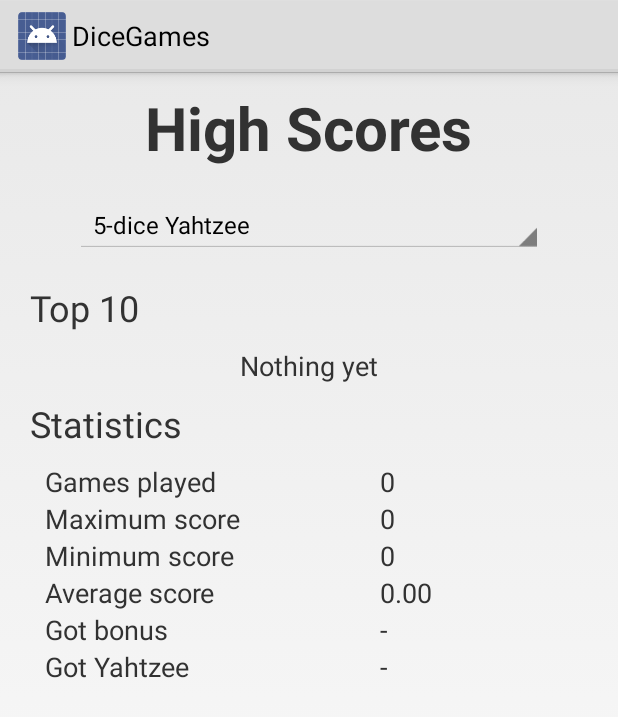
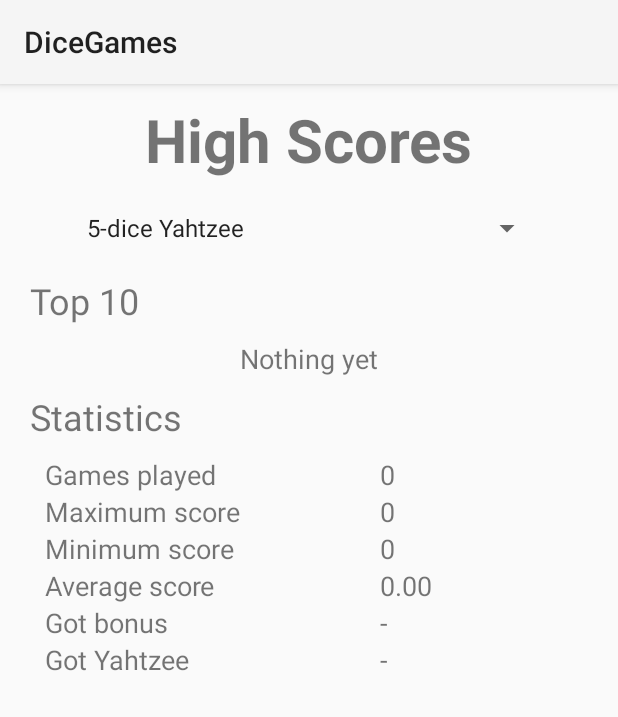
Before and after one commit to ZZy979/DiceGames-Android, an Android app: the screen it shows after launch (HighScoresActivity), in the options menu, after a tap on "High Scores", on a phone screen of 412 x 824 dp. Shown: the top 717 px of the screen. Run offline under Robolectric (Android 15) with nearby library versions, the phone set to English and light mode, and no system bars; our stand-ins replace Room's generated code.

Commit message:
迁移到AndroidX AppCompatActivity

```diff
--- a/app/build.gradle
+++ b/app/build.gradle
@@ -33,9 +33,12 @@ android {
 
 dependencies {
     implementation fileTree(dir: 'libs', include: ['*.jar'])
+    implementation 'androidx.appcompat:appcompat:1.7.0'
+    implementation 'androidx.fragment:fragment:1.7.0'
     implementation 'androidx.room:room-runtime:2.7.1'
     annotationProcessor 'androidx.room:room-compiler:2.7.1'
-    implementation 'androidx.lifecycle:lifecycle-livedata:2.8.7'
+    implementation "androidx.lifecycle:lifecycle-viewmodel:2.9.0"
+    implementation 'androidx.lifecycle:lifecycle-livedata:2.9.0'
 
     testImplementation 'junit:junit:4.13.2'
     testImplementation 'org.robolectric:robolectric:4.14.1'
--- a/app/src/main/java/com/zzy/dicegames/ui/MainActivity.java
+++ b/app/src/main/java/com/zzy/dicegames/ui/MainActivity.java
@@ -1,6 +1,5 @@
 package com.zzy.dicegames.ui;
 
-import android.app.Activity;
 import android.app.AlertDialog;
 import android.content.Intent;
 import android.os.Bundle;
@@ -33,7 +32,9 @@ import java.io.FileOutputStream;
 import java.io.IOException;
 import java.util.Date;
 
-public class MainActivity extends Activity {
+import androidx.appcompat.app.AppCompatActivity;
+
+public class MainActivity extends AppCompatActivity {
     private String[] mGameTypes;
 
     private GameFragment<?> mGameFragment;
@@ -108,6 +109,7 @@ public class MainActivity extends Activity {
 
     @Override
     public void onBackPressed() {
+        super.onBackPressed();
         long currentTime = new Date().getTime();
         if (currentTime - mLastPressTime < 1000) finish();
         else {
--- a/app/src/main/java/com/zzy/dicegames/ui/help/HelpActivity.java
+++ b/app/src/main/java/com/zzy/dicegames/ui/help/HelpActivity.java
@@ -1,6 +1,5 @@
 package com.zzy.dicegames.ui.help;
 
-import android.app.Activity;
 import android.os.Bundle;
 import android.webkit.WebView;
 
@@ -8,6 +7,8 @@ import com.zzy.dicegames.R;
 
 import java.util.Arrays;
 import java.util.List;
+
+import androidx.appcompat.app.AppCompatActivity;
 
 /**
  * 用于查看帮助信息的{@code Activity}<br>
@@ -17,7 +18,7 @@ import java.util.List;
  *
  * @author 赵正阳
  */
-public class HelpActivity extends Activity {
+public class HelpActivity extends AppCompatActivity {
     /** 传入Intent参数：游戏标题 */
     public static final String GAME_TITLE = "gameTitle";
 
--- a/app/src/main/java/com/zzy/dicegames/ui/highscores/HighScoresActivity.java
+++ b/app/src/main/java/com/zzy/dicegames/ui/highscores/HighScoresActivity.java
@@ -1,6 +1,5 @@
 package com.zzy.dicegames.ui.highscores;
 
-import android.app.Activity;
 import android.app.Fragment;
 import android.os.Bundle;
 import android.view.View;
@@ -19,6 +18,8 @@ import java.io.Serializable;
 import java.util.Arrays;
 import java.util.List;
 
+import androidx.appcompat.app.AppCompatActivity;
+
 /**
  * 用于展示最高分和统计数据的{@code Activity}<br>
  * 传入数据：<br>
@@ -27,7 +28,7 @@ import java.util.List;
  *
  * @author 赵正阳
  */
-public class HighScoresActivity extends Activity {
+public class HighScoresActivity extends AppCompatActivity {
     /** 用于传入参数/保存和恢复状态：游戏标题 */
     public static final String GAME_TITLE = "gameTitle";
 
--- a/app/src/main/res/layout/activity_high_scores.xml
+++ b/app/src/main/res/layout/activity_high_scores.xml
@@ -3,6 +3,7 @@
     xmlns:tools="http://schemas.android.com/tools"
     android:layout_width="match_parent"
     android:layout_height="match_parent"
+    android:fitsSystemWindows="true"
     tools:context=".ui.highscores.HighScoresActivity">
 
     <TextView
--- a/app/src/main/res/values/styles.xml
+++ b/app/src/main/res/values/styles.xml
@@ -1,7 +1,7 @@
 <resources>
 
     <!-- Base application theme. -->
-    <style name="AppTheme" parent="android:Theme.Holo.Light">
+    <style name="AppTheme" parent="Theme.AppCompat.Light">
         <!-- Customize your theme here. -->
     </style>
 
```
Also changed, not shown: app/src/main/res/layout/activity_help.xml (+8 -3 lines).
